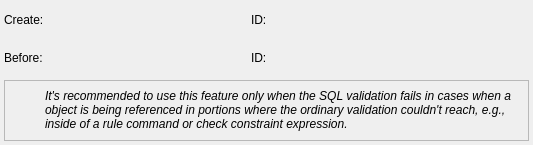
pgmodeler/pgmodeler, file libpgmodeler_ui/ui/swapobjectsidswidget.ui: the form before one commit.
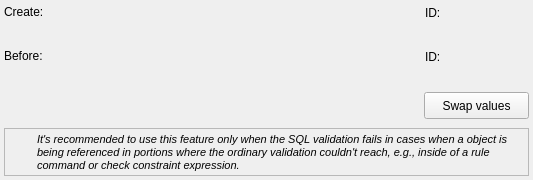
The form after the commit. Icons and pictures are not drawn.

The edit to the form file:
```diff
--- a/libpgmodeler_ui/ui/swapobjectsidswidget.ui
+++ b/libpgmodeler_ui/ui/swapobjectsidswidget.ui
@@ -7,7 +7,7 @@
     <x>0</x>
     <y>0</y>
     <width>533</width>
-    <height>145</height>
+    <height>180</height>
    </rect>
   </property>
   <property name="minimumSize">
@@ -19,28 +19,40 @@
   <property name="windowTitle">
    <string>Form</string>
   </property>
-  <layout class="QGridLayout" name="change_objs_grid">
-   <property name="leftMargin">
-    <number>4</number>
-   </property>
-   <property name="topMargin">
-    <number>4</number>
-   </property>
-   <property name="rightMargin">
-    <number>4</number>
-   </property>
-   <property name="bottomMargin">
-    <number>4</number>
-   </property>
-   <item row="0" column="0">
     <widget class="QLabel" name="create_lbl">
+   <property name="geometry">
+    <rect>
+     <x>4</x>
+     <y>4</y>
+     <width>38</width>
+     <height>16</height>
+    </rect>
+   </property>
+   <property name="sizePolicy">
+    <sizepolicy hsizetype="Fixed" vsizetype="Preferred">
+     <horstretch>0</horstretch>
+     <verstretch>0</verstretch>
+    </sizepolicy>
+   </property>
      <property name="text">
       <string>Create:</string>
      </property>
     </widget>
-   </item>
-   <item row="0" column="1">
     <widget class="QLabel" name="src_id_lbl">
+   <property name="geometry">
+    <rect>
+     <x>425</x>
+     <y>5</y>
+     <width>16</width>
+     <height>16</height>
+    </rect>
+   </property>
+   <property name="sizePolicy">
+    <sizepolicy hsizetype="Preferred" vsizetype="Preferred">
+     <horstretch>0</horstretch>
+     <verstretch>0</verstretch>
+    </sizepolicy>
+   </property>
      <property name="font">
       <font>
        <weight>50</weight>
@@ -51,9 +63,15 @@
       <string>ID:</string>
      </property>
     </widget>
-   </item>
-   <item row="0" column="2">
     <widget class="QLabel" name="src_ico_lbl">
+   <property name="geometry">
+    <rect>
+     <x>446</x>
+     <y>5</y>
+     <width>32</width>
+     <height>32</height>
+    </rect>
+   </property>
      <property name="minimumSize">
       <size>
        <width>32</width>
@@ -70,16 +88,40 @@
       <string/>
      </property>
     </widget>
-   </item>
-   <item row="1" column="0">
     <widget class="QLabel" name="before_lbl">
+   <property name="geometry">
+    <rect>
+     <x>4</x>
+     <y>48</y>
+     <width>38</width>
+     <height>16</height>
+    </rect>
+   </property>
+   <property name="sizePolicy">
+    <sizepolicy hsizetype="Fixed" vsizetype="Preferred">
+     <horstretch>0</horstretch>
+     <verstretch>0</verstretch>
+    </sizepolicy>
+   </property>
      <property name="text">
       <string>Before:</string>
      </property>
     </widget>
-   </item>
-   <item row="1" column="1">
     <widget class="QLabel" name="dst_id_lbl">
+   <property name="geometry">
+    <rect>
+     <x>425</x>
+     <y>49</y>
+     <width>16</width>
+     <height>16</height>
+    </rect>
+   </property>
+   <property name="sizePolicy">
+    <sizepolicy hsizetype="Preferred" vsizetype="Preferred">
+     <horstretch>0</horstretch>
+     <verstretch>0</verstretch>
+    </sizepolicy>
+   </property>
      <property name="font">
       <font>
        <weight>50</weight>
@@ -90,9 +132,15 @@
       <string>ID:</string>
      </property>
     </widget>
-   </item>
-   <item row="1" column="2">
     <widget class="QLabel" name="dst_ico_lbl">
+   <property name="geometry">
+    <rect>
+     <x>446</x>
+     <y>49</y>
+     <width>32</width>
+     <height>32</height>
+    </rect>
+   </property>
      <property name="minimumSize">
       <size>
        <width>32</width>
@@ -109,9 +157,15 @@
       <string/>
      </property>
     </widget>
-   </item>
-   <item row="2" column="0" colspan="3">
     <widget class="QFrame" name="alert_frm">
+   <property name="geometry">
+    <rect>
+     <x>4</x>
+     <y>128</y>
+     <width>525</width>
+     <height>48</height>
+    </rect>
+   </property>
      <property name="sizePolicy">
       <sizepolicy hsizetype="Preferred" vsizetype="Fixed">
        <horstretch>0</horstretch>
@@ -143,35 +197,17 @@
       <property name="bottomMargin">
        <number>2</number>
       </property>
-      <item row="0" column="0">
-       <widget class="QLabel" name="label">
-        <property name="minimumSize">
-         <size>
-          <width>32</width>
-          <height>32</height>
-         </size>
-        </property>
-        <property name="maximumSize">
-         <size>
-          <width>32</width>
-          <height>32</height>
-         </size>
-        </property>
-        <property name="text">
-         <string/>
-        </property>
-        <property name="textFormat">
-         <enum>Qt::AutoText</enum>
-        </property>
-        <property name="pixmap">
-         <pixmap resource="../res/resources.qrc">:/icones/icones/msgbox_alerta.png</pixmap>
-        </property>
-       </widget>
-      </item>
       <item row="0" column="1">
        <widget class="QLabel" name="label_2">
+      <property name="sizePolicy">
+       <sizepolicy hsizetype="Preferred" vsizetype="Expanding">
+        <horstretch>0</horstretch>
+        <verstretch>0</verstretch>
+       </sizepolicy>
+      </property>
         <property name="font">
          <font>
+        <pointsize>8</pointsize>
           <weight>50</weight>
           <italic>true</italic>
           <bold>false</bold>
@@ -188,10 +224,86 @@
         </property>
        </widget>
       </item>
-     </layout>
+    <item row="0" column="0">
+     <widget class="QLabel" name="label">
+      <property name="minimumSize">
+       <size>
+        <width>24</width>
+        <height>24</height>
+       </size>
+      </property>
+      <property name="maximumSize">
+       <size>
+        <width>24</width>
+        <height>24</height>
+       </size>
+      </property>
+      <property name="text">
+       <string/>
+      </property>
+      <property name="textFormat">
+       <enum>Qt::AutoText</enum>
+      </property>
+      <property name="pixmap">
+       <pixmap resource="../res/resources.qrc">:/icones/icones/msgbox_alerta.png</pixmap>
+      </property>
+      <property name="scaledContents">
+       <bool>true</bool>
+      </property>
     </widget>
    </item>
   </layout>
+  </widget>
+  <widget class="QToolButton" name="swap_values_tb">
+   <property name="geometry">
+    <rect>
+     <x>424</x>
+     <y>92</y>
+     <width>105</width>
+     <height>27</height>
+    </rect>
+   </property>
+   <property name="sizePolicy">
+    <sizepolicy hsizetype="Fixed" vsizetype="Preferred">
+     <horstretch>0</horstretch>
+     <verstretch>0</verstretch>
+    </sizepolicy>
+   </property>
+   <property name="minimumSize">
+    <size>
+     <width>0</width>
+     <height>0</height>
+    </size>
+   </property>
+   <property name="maximumSize">
+    <size>
+     <width>16777215</width>
+     <height>30</height>
+    </size>
+   </property>
+   <property name="focusPolicy">
+    <enum>Qt::StrongFocus</enum>
+   </property>
+   <property name="toolTip">
+    <string>Swap the values of the fields</string>
+   </property>
+   <property name="text">
+    <string>Swap values</string>
+   </property>
+   <property name="icon">
+    <iconset resource="../res/resources.qrc">
+     <normaloff>:/icones/icones/swapobjs.png</normaloff>:/icones/icones/swapobjs.png</iconset>
+   </property>
+   <property name="iconSize">
+    <size>
+     <width>20</width>
+     <height>20</height>
+    </size>
+   </property>
+   <property name="toolButtonStyle">
+    <enum>Qt::ToolButtonTextBesideIcon</enum>
+   </property>
+  </widget>
  </widget>
  <resources>
   <include location="../res/resources.qrc"/>
```
Lines whose indentation alone changed are shown as unchanged.
